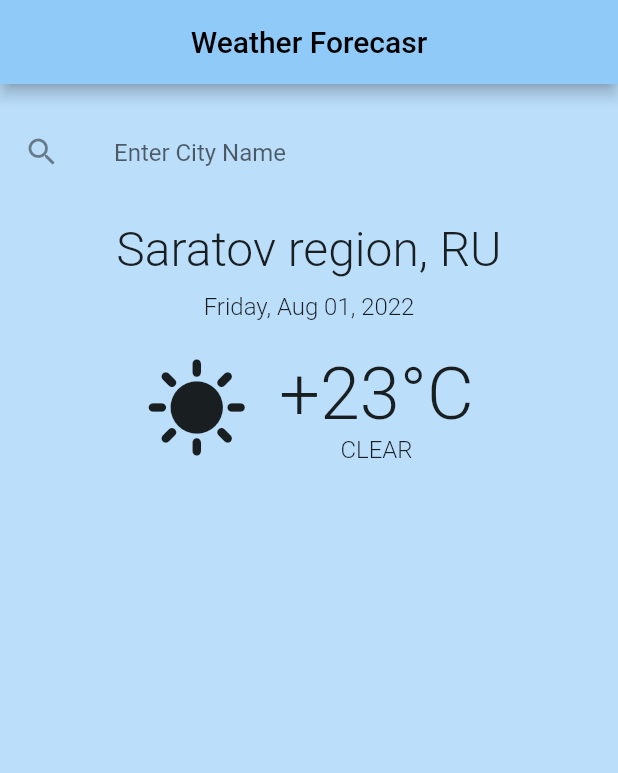
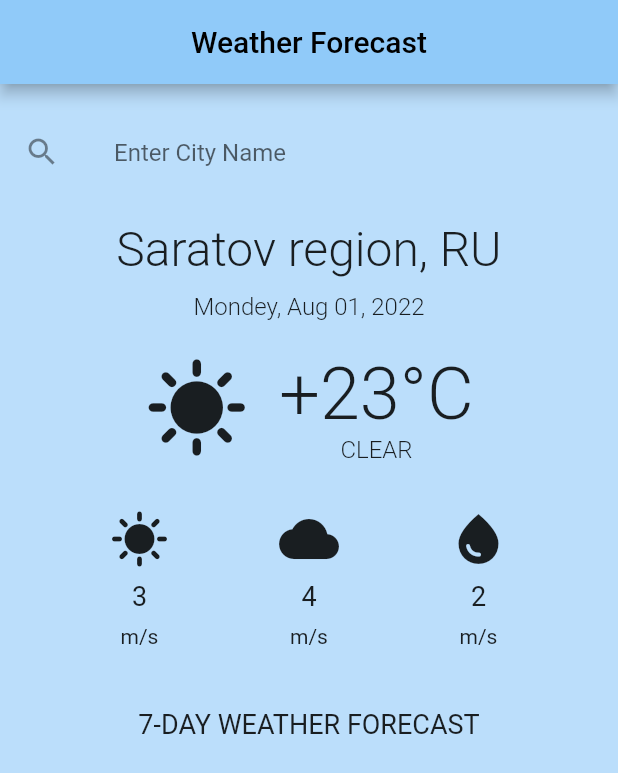
Before and after one commit to denisbrkv/lesson_weather, a Flutter app: the screen it shows after launch, on a phone screen of 412 x 824 dp. Shown: the top 773 px of the screen. Run offline on Flutter 3.47's test engine with Material 2 defaults, Android fonts, the phone set to English and light mode, and no system bars.

Commit message:
add WeatherDetail

```diff
--- a/lib/main.dart
+++ b/lib/main.dart
@@ -15,22 +15,99 @@ class MyApp extends StatelessWidget {
           appBar: AppBar(
             backgroundColor: Colors.blue[200],
             title: const Text(
-              'Weather Forecasr',
+              'Weather Forecast',
               style: TextStyle(color: Colors.black),
             ),
             centerTitle: true,
           ),
-          body: SingleChildScrollView(
-            child: Column(
+          body: Column(
             children: [
               _EnterCityName(),
               _CityDetail(),
               SizedBox(height: 20.0),
               _TemperatureDetail(),
+              SizedBox(height: 30.0),
+              _WeatherDetail(),
+              SizedBox(height: 40.0),
+              Text(
+                '7-DAY WEATHER FORECAST',
+                style: TextStyle(
+                  fontSize: 18,
+                  fontWeight: FontWeight.w400,
+                ),
+              ),
             ],
           ),
+        ));
+  }
+}
+
+class _WeatherDetail extends StatelessWidget {
+  const _WeatherDetail({
+    Key? key,
+  }) : super(key: key);
+
+  @override
+  Widget build(BuildContext context) {
+    return Row(
+      mainAxisAlignment: MainAxisAlignment.spaceEvenly,
+      children: [
+        Column(
+          children: [
+            Icon(
+              Icons.sunny,
+              size: 40,
             ),
-        ));
+            SizedBox(height: 8),
+            Text(
+              '3',
+              style: TextStyle(fontSize: 18),
+            ),
+            SizedBox(height: 8),
+            Text(
+              'm/s',
+              style: TextStyle(fontSize: 14),
+            ),
+          ],
+        ),
+        Column(
+          children: [
+            Icon(
+              Icons.wb_cloudy,
+              size: 40,
+            ),
+            SizedBox(height: 8),
+            Text(
+              '4',
+              style: TextStyle(fontSize: 18),
+            ),
+            SizedBox(height: 8),
+            Text(
+              'm/s',
+              style: TextStyle(fontSize: 14),
+            ),
+          ],
+        ),
+        Column(
+          children: [
+            Icon(
+              Icons.water_drop,
+              size: 40,
+            ),
+            SizedBox(height: 8),
+            Text(
+              '2',
+              style: TextStyle(fontSize: 18),
+            ),
+            SizedBox(height: 8),
+            Text(
+              'm/s',
+              style: TextStyle(fontSize: 14),
+            ),
+          ],
+        ),
+      ],
+    );
   }
 }
 
@@ -77,7 +154,7 @@ class _CityDetail extends StatelessWidget {
         ),
         SizedBox(height: 10.0),
         Text(
-          'Friday, Aug 01, 2022',
+          'Mondey, Aug 01, 2022',
           style: TextStyle(fontSize: 16, fontWeight: FontWeight.w300),
         ),
       ],
```
Lines whose indentation alone changed are shown as unchanged.
